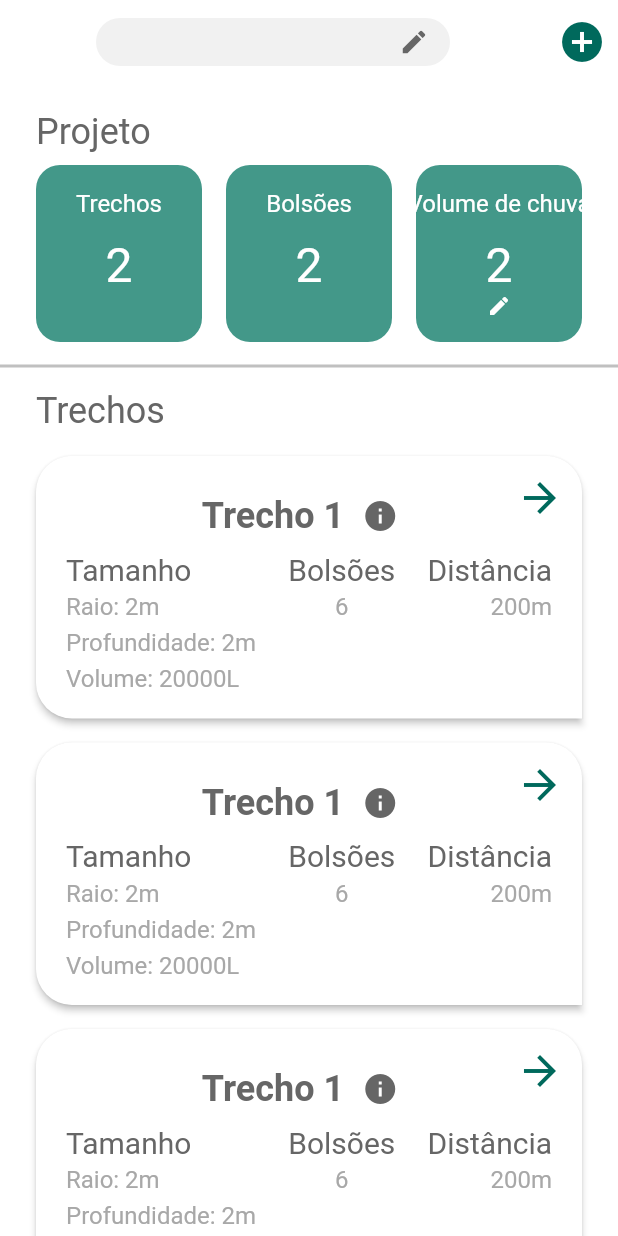
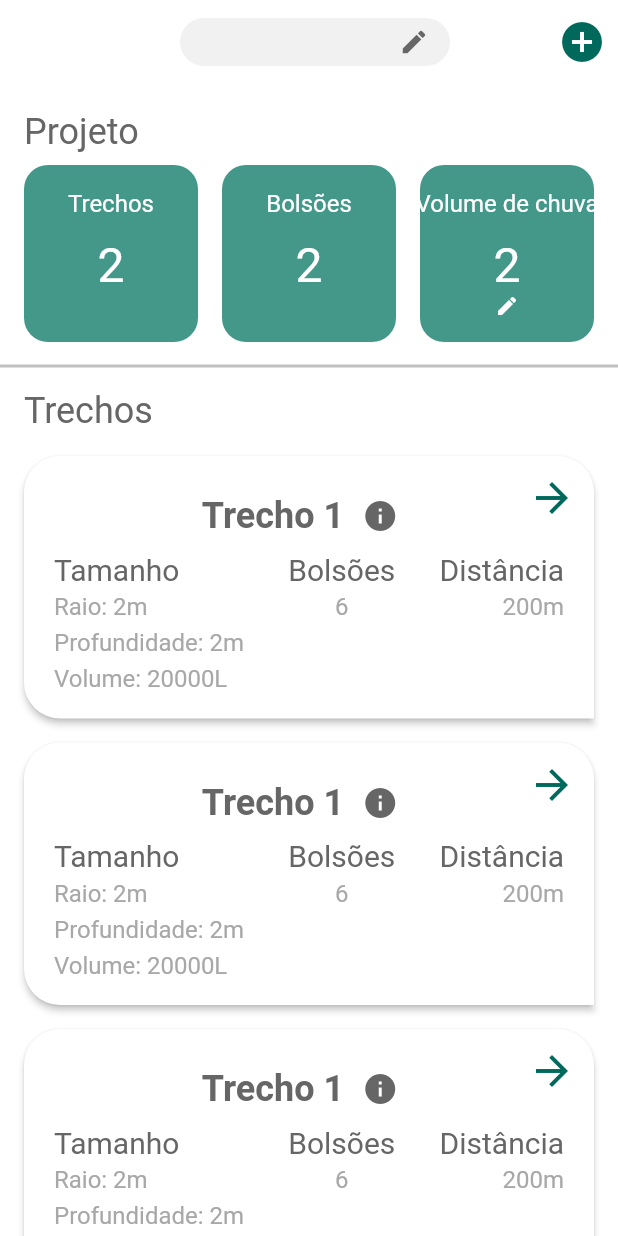
Before and after one commit to TheuFerreira/Flutter-Barraginha, a Flutter app: the PartsPage screen opened directly, on a phone screen of 412 x 824 dp. Run offline on Flutter 3.47's test engine with Material 2 defaults, Android fonts, the phone set to English and light mode, and no system bars; our stand-ins replace flutter_mobx, mobx; generated files the repository leaves out were written again.

Commit message:
Altered Padding in Pages

```diff
--- a/lib/app/app.dart
+++ b/lib/app/app.dart
@@ -61,7 +61,7 @@ class App extends StatelessWidget {
           ),
         ),
       ),
-      home: const PartsPage(),
+      home: const ProjectsPage(),
     );
   }
 }
--- a/lib/app/screens/parts/parts_page.dart
+++ b/lib/app/screens/parts/parts_page.dart
@@ -51,7 +51,7 @@ class _PartsPageState extends State<PartsPage> {
         crossAxisAlignment: CrossAxisAlignment.start,
         children: [
           Container(
-            padding: const EdgeInsets.symmetric(horizontal: 16.0),
+            padding: const EdgeInsets.symmetric(horizontal: 8.0),
             height: 180,
             child: Column(
               mainAxisAlignment: MainAxisAlignment.start,
@@ -103,7 +103,7 @@ class _PartsPageState extends State<PartsPage> {
               physics: const BouncingScrollPhysics(),
               controller: partsScroll,
               child: Container(
-                padding: const EdgeInsets.symmetric(horizontal: 16.0),
+                padding: const EdgeInsets.symmetric(horizontal: 8.0),
                 child: Column(
                   mainAxisAlignment: MainAxisAlignment.start,
                   crossAxisAlignment: CrossAxisAlignment.start,
--- a/lib/app/screens/projects/components/item_project_widget.dart
+++ b/lib/app/screens/projects/components/item_project_widget.dart
@@ -20,8 +20,6 @@ class ItemProjectWidget extends StatelessWidget {
       margin: const EdgeInsets.only(
         top: 16.0,
         bottom: 16.0,
-        left: 32.0,
-        right: 32.0,
       ),
       child: InkWell(
         borderRadius: const BorderRadius.only(
--- a/lib/app/screens/projects/projects_page.dart
+++ b/lib/app/screens/projects/projects_page.dart
@@ -69,6 +69,8 @@ class _ProjectsPageState extends State<ProjectsPage> {
             ),
           ),
           Flexible(
+            child: Padding(
+              padding: const EdgeInsets.symmetric(horizontal: 16.0),
               child: Observer(
                 builder: (_) {
                   final projects = controller.projects;
@@ -91,6 +93,7 @@ class _ProjectsPageState extends State<ProjectsPage> {
                     },
                   );
                 },
+              ),
             ),
           ),
         ],
```
Lines whose indentation alone changed are shown as unchanged.
